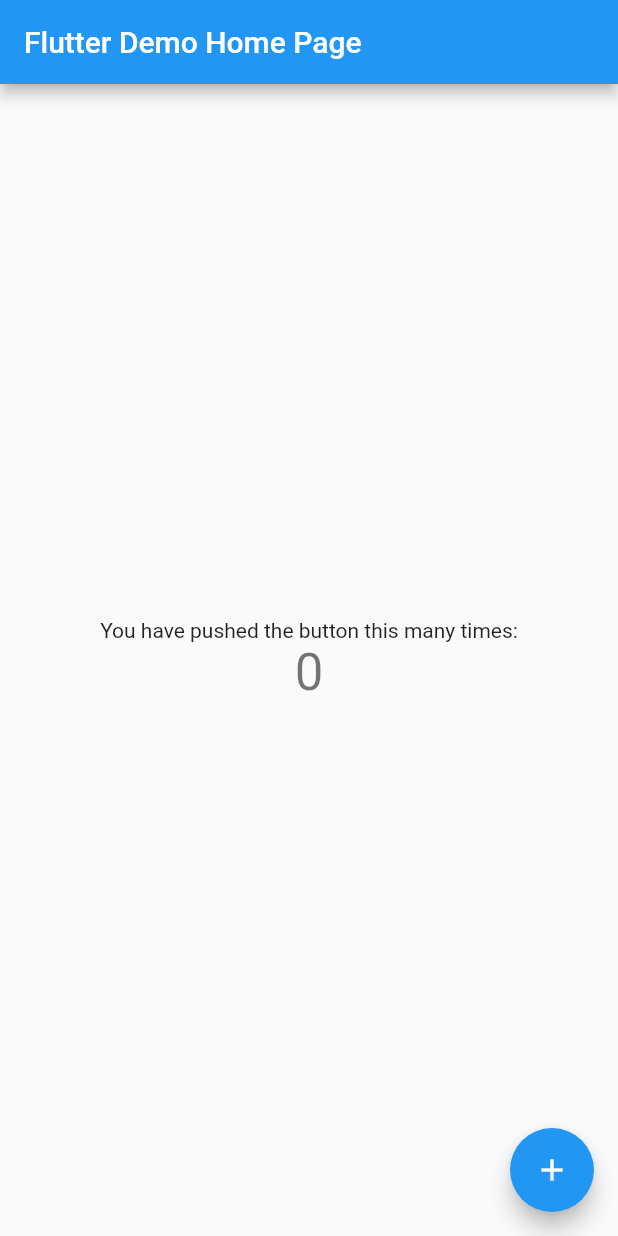
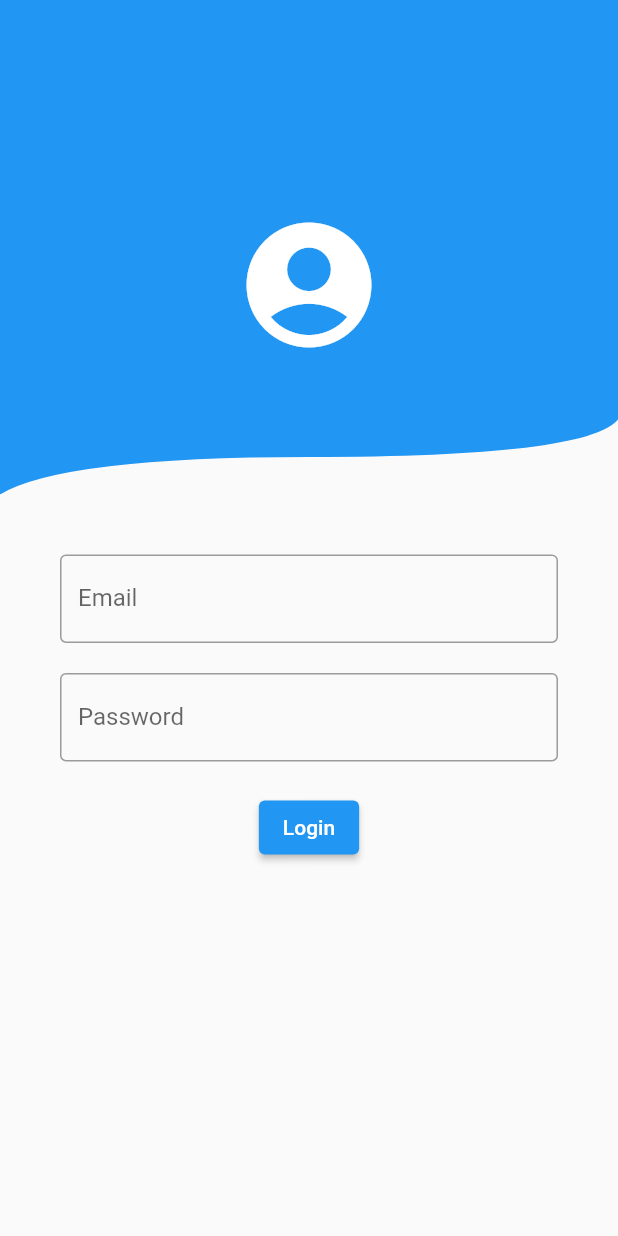
Before and after one commit to Black-J08/BingeWatch_app, a Flutter app: the screen it shows after launch, on a phone screen of 412 x 824 dp. Run offline on Flutter 3.47's test engine with Material 2 defaults, Android fonts, the phone set to English and light mode, and no system bars; our stand-ins replace flutter_secure_storage.

Commit message:
Added Login Screen and dummy Home Screen
- Added Login Screen with basic functionalities
- Added dummy Home Screen with just a button that wouls redirct to Login Screen
- The App will automatically redirct to Login Screen if the user is not logged in
- Using http plugin to make REST requests to the server
- Using Flutter Secure Storage Plugin to store tokens

```diff
--- a/lib/main.dart
+++ b/lib/main.dart
@@ -1,115 +1,29 @@
 import 'package:flutter/material.dart';
+import 'package:binge_watch/utility/auth_functions.dart';
+import 'screens/auth/login.dart';
+import 'screens/movies/home.dart';
 
-void main() {
+bool isLogged = false;
+
+Future<void> main() async {
+  isLogged = await verifyToken();
+
   runApp(const MyApp());
 }
 
 class MyApp extends StatelessWidget {
   const MyApp({Key? key}) : super(key: key);
 
-  // This widget is the root of your application.
   @override
   Widget build(BuildContext context) {
     return MaterialApp(
-      title: 'Flutter Demo',
-      theme: ThemeData(
-        // This is the theme of your application.
-        //
-        // Try running your application with "flutter run". You'll see the
-        // application has a blue toolbar. Then, without quitting the app, try
-        // changing the primarySwatch below to Colors.green and then invoke
-        // "hot reload" (press "r" in the console where you ran "flutter run",
-        // or simply save your changes to "hot reload" in a Flutter IDE).
-        // Notice that the counter didn't reset back to zero; the application
-        // is not restarted.
-        primarySwatch: Colors.blue,
-      ),
-      home: const MyHomePage(title: 'Flutter Demo Home Page'),
+      debugShowCheckedModeBanner: false,
+      title: 'BingeWatch',
+      initialRoute: isLogged ? '/movie' : '/auth/login',
+      routes: {
+        '/movie': (context) => const MovieHome(),
+        '/auth/login': (context) => LoginScreen(),
+      },
     );
   }
 }
-
-class MyHomePage extends StatefulWidget {
-  const MyHomePage({Key? key, required this.title}) : super(key: key);
-
-  // This widget is the home page of your application. It is stateful, meaning
-  // that it has a State object (defined below) that contains fields that affect
-  // how it looks.
-
-  // This class is the configuration for the state. It holds the values (in this
-  // case the title) provided by the parent (in this case the App widget) and
-  // used by the build method of the State. Fields in a Widget subclass are
-  // always marked "final".
-
-  final String title;
-
-  @override
-  State<MyHomePage> createState() => _MyHomePageState();
-}
-
-class _MyHomePageState extends State<MyHomePage> {
-  int _counter = 0;
-
-  void _incrementCounter() {
-    setState(() {
-      // This call to setState tells the Flutter framework that something has
-      // changed in this State, which causes it to rerun the build method below
-      // so that the display can reflect the updated values. If we changed
-      // _counter without calling setState(), then the build method would not be
-      // called again, and so nothing would appear to happen.
-      _counter++;
-    });
-  }
-
-  @override
-  Widget build(BuildContext context) {
-    // This method is rerun every time setState is called, for instance as done
-    // by the _incrementCounter method above.
-    //
-    // The Flutter framework has been optimized to make rerunning build methods
-    // fast, so that you can just rebuild anything that needs updating rather
-    // than having to individually change instances of widgets.
-    return Scaffold(
-      appBar: AppBar(
-        // Here we take the value from the MyHomePage object that was created by
-        // the App.build method, and use it to set our appbar title.
-        title: Text(widget.title),
-      ),
-      body: Center(
-        // Center is a layout widget. It takes a single child and positions it
-        // in the middle of the parent.
-        child: Column(
-          // Column is also a layout widget. It takes a list of children and
-          // arranges them vertically. By default, it sizes itself to fit its
-          // children horizontally, and tries to be as tall as its parent.
-          //
-          // Invoke "debug painting" (press "p" in the console, choose the
-          // "Toggle Debug Paint" action from the Flutter Inspector in Android
-          // Studio, or the "Toggle Debug Paint" command in Visual Studio Code)
-          // to see the wireframe for each widget.
-          //
-          // Column has various properties to control how it sizes itself and
-          // how it positions its children. Here we use mainAxisAlignment to
-          // center the children vertically; the main axis here is the vertical
-          // axis because Columns are vertical (the cross axis would be
-          // horizontal).
-          mainAxisAlignment: MainAxisAlignment.center,
-          children: <Widget>[
-            const Text(
-              'You have pushed the button this many times:',
-            ),
-            Text(
-              '$_counter',
-              style: Theme.of(context).textTheme.headline4,
-            ),
-          ],
-        ),
-      ),
-      floatingActionButton: FloatingActionButton(
-        onPressed: _incrementCounter,
-        tooltip: 'Increment',
-        child: const Icon(Icons.add),
-      ), // This trailing comma makes auto-formatting nicer for build methods.
-    );
-  }
-}
--- /dev/null
+++ b/lib/screens/auth/login.dart
@@ -0,0 +1,96 @@
+import 'package:flutter/material.dart';
+import 'package:binge_watch/utility/auth_functions.dart';
+
+class LoginScreen extends StatelessWidget {
+  LoginScreen({Key? key}) : super(key: key);
+
+  final TextEditingController _emailController = TextEditingController();
+  final TextEditingController _passwordController = TextEditingController();
+
+  @override
+  Widget build(BuildContext context) {
+    return Scaffold(
+      body: Column(
+        children: [
+          ClipPath(
+            clipper: LoginClipper(),
+            child: Container(
+              height: MediaQuery.of(context).size.height * 0.4,
+              decoration: const BoxDecoration(
+                color: Colors.blue,
+              ),
+              child: const Center(
+                child: Padding(
+                  padding: EdgeInsets.only(top: 50.0),
+                  child: Icon(
+                    Icons.account_circle,
+                    color: Colors.white,
+                    size: 100.0,
+                  ),
+                ),
+              ),
+            ),
+          ),
+          Padding(
+            padding: const EdgeInsets.fromLTRB(40.0, 40.0, 40.0, 10.0),
+            child: TextField(
+              controller: _emailController,
+              decoration: const InputDecoration(
+                border: OutlineInputBorder(),
+                labelText: 'Email',
+              ),
+            ),
+          ),
+          Padding(
+            padding: const EdgeInsets.fromLTRB(40.0, 10.0, 40.0, 10.0),
+            child: TextField(
+              controller: _passwordController,
+              obscureText: true,
+              decoration: const InputDecoration(
+                border: OutlineInputBorder(),
+                labelText: 'Password',
+              ),
+            ),
+          ),
+          Padding(
+            padding: const EdgeInsets.fromLTRB(40.0, 10.0, 40.0, 10.0),
+            child: ElevatedButton(
+              child: const Text('Login'),
+              onPressed: () async {
+                var _email = _emailController.text;
+                var _password = _passwordController.text;
+
+                bool isLogin = await login(_email, _password);
+
+                if (isLogin) {
+                  Navigator.pushReplacementNamed(context, '/movie');
+                }
+              },
+            ),
+          ),
+        ],
+      ),
+    );
+  }
+}
+
+class LoginClipper extends CustomClipper<Path> {
+  @override
+  Path getClip(Size size) {
+    double height = size.height;
+    double width = size.width;
+
+    var path = Path();
+    path.lineTo(0, height);
+    path.quadraticBezierTo(width * 0.1, height - 25, width * 0.5, height - 25);
+    path.quadraticBezierTo(width * 0.95, height - 25, width, height - 50);
+    path.lineTo(width, 0);
+    path.close();
+    return path;
+  }
+
+  @override
+  bool shouldReclip(covariant CustomClipper<Path> oldClipper) {
+    return true;
+  }
+}
--- a/pubspec.yaml
+++ b/pubspec.yaml
@@ -34,6 +34,8 @@ dependencies:
   # The following adds the Cupertino Icons font to your application.
   # Use with the CupertinoIcons class for iOS style icons.
   cupertino_icons: ^1.0.2
+  http: ^0.13.4
+  flutter_secure_storage: ^5.0.2
 
 dev_dependencies:
   flutter_test:
```
Also changed, not shown: lib/screens/movies/home.dart (added, +15 -0 lines), lib/utility/auth_functions.dart (added, +52 -0 lines), lib/utility/rest.dart (added, +11 -0 lines), pubspec.lock, 1 other file.
